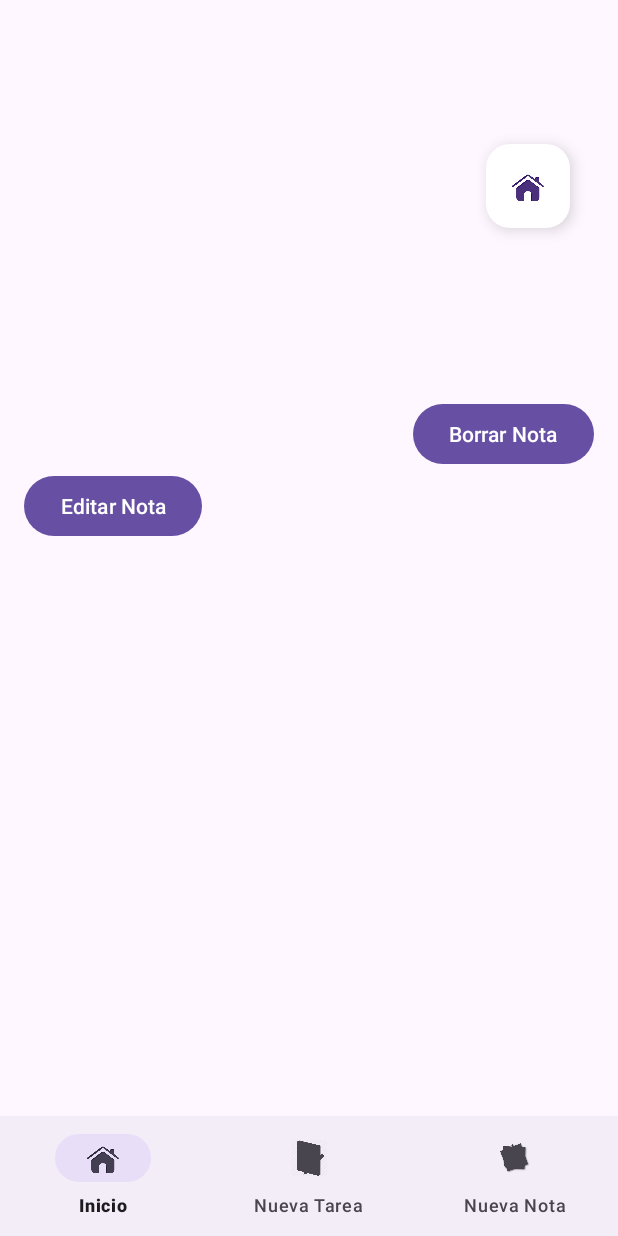
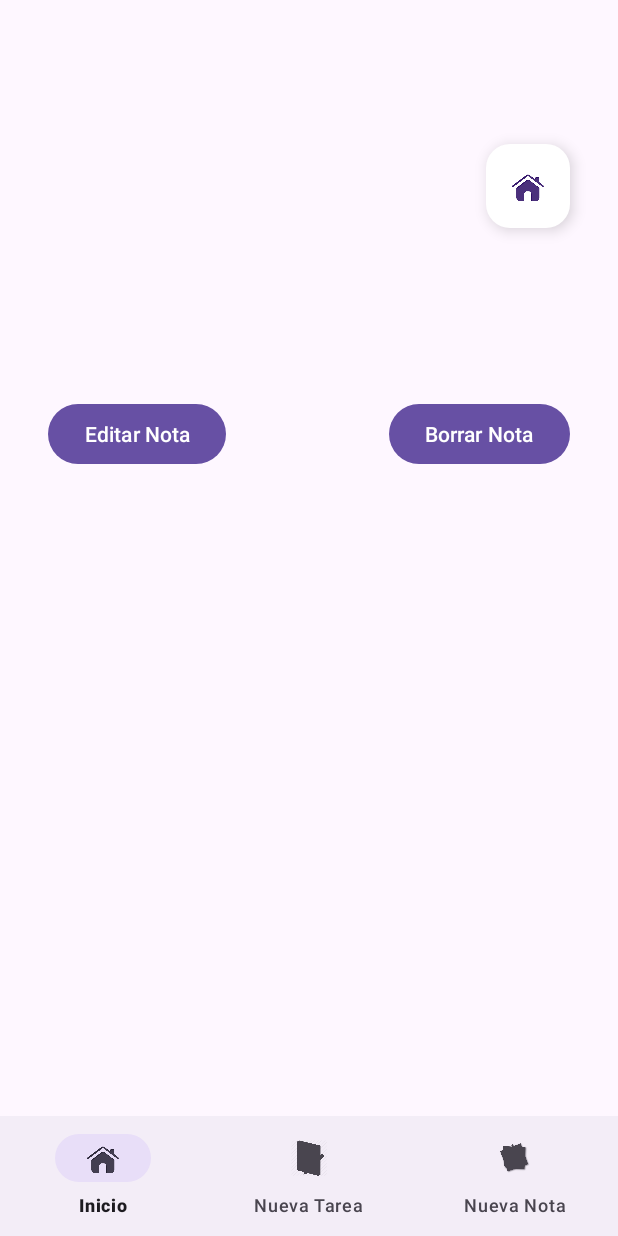
Before and after one commit to JoseVarelaLedo/PMDM_B_UF1_Varela_Ledo_Jose_Luis_TaskManager, an Android app: the ShowNotesFragment screen opened through its navigation route, on a phone screen of 412 x 824 dp. Run offline under Robolectric (Android 15) with nearby library versions, the phone set to English and light mode, and no system bars; our stand-ins replace navigation-ui.

Commit message:
finalizado a falta de vídeo

```diff
--- a/app/src/main/java/jose/uf1/taskmanager/ShowNotesFragment.kt
+++ b/app/src/main/java/jose/uf1/taskmanager/ShowNotesFragment.kt
@@ -62,6 +62,7 @@ class ShowNotesFragment : Fragment() {
             }
             buttonEdit.setOnClickListener {
                 isEditing = true
+                buttonEdit.visibility = View.GONE
                 editTextDescription.visibility = View.VISIBLE
                 textViewDescription.visibility = View.GONE
                 buttonDelete.visibility = View.INVISIBLE
@@ -77,6 +78,7 @@ class ShowNotesFragment : Fragment() {
                 textViewDescription.visibility = View.VISIBLE
                 buttonDelete.visibility = View.VISIBLE
                 buttonConfirmEdit.visibility = View.GONE
+                buttonEdit.visibility = View.VISIBLE
             }
         }
         return view
--- a/app/src/main/res/layout/fragment_show_notes.xml
+++ b/app/src/main/res/layout/fragment_show_notes.xml
@@ -48,19 +48,30 @@
             android:layout_height="wrap_content"
             android:textSize="18sp"
             android:layout_marginBottom="8dp"/>
+        <RelativeLayout
+            android:layout_width="match_parent"
+            android:layout_height="wrap_content"
+            android:paddingStart="16dp"
+            android:paddingEnd="16dp">
 
-        <Button
-            android:id="@+id/buttonDelete"
-            android:layout_width="wrap_content"
-            android:layout_height="wrap_content"
-            android:text="@string/borrar_nota"
-            android:layout_gravity="center|end"/>
-        <Button
-            android:id="@+id/buttonEdit"
-            android:layout_width="wrap_content"
-            android:layout_height="wrap_content"
-            android:text="@string/editar_nota"
-            android:layout_gravity="center|start"/>
+            <!-- Botón Editar -->
+            <Button
+                android:id="@+id/buttonEdit"
+                android:layout_width="wrap_content"
+                android:layout_height="wrap_content"
+                android:text="@string/editar_nota"
+                android:layout_alignParentStart="true"/>
+
+            <!-- Botón Borrar -->
+            <Button
+                android:id="@+id/buttonDelete"
+                android:layout_width="wrap_content"
+                android:layout_height="wrap_content"
+                android:text="@string/borrar_nota"
+                android:layout_alignParentEnd="true"/>
+        </RelativeLayout>
+
+
         <Button
             android:id="@+id/buttonConfirmEdit"
             android:layout_width="wrap_content"
```
Also changed, not shown: 4 other files.
